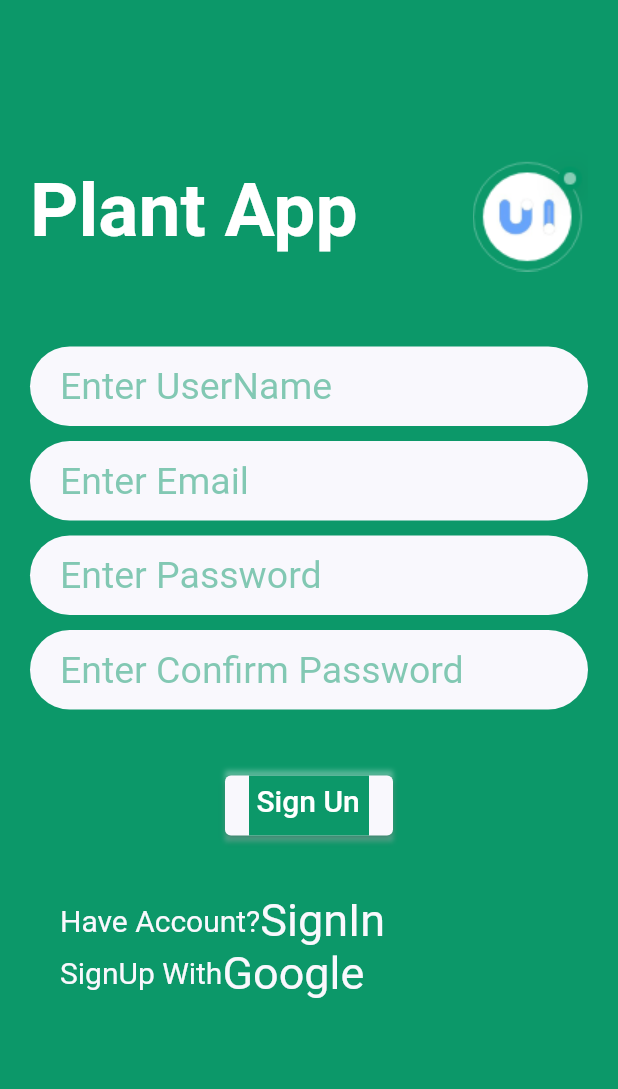
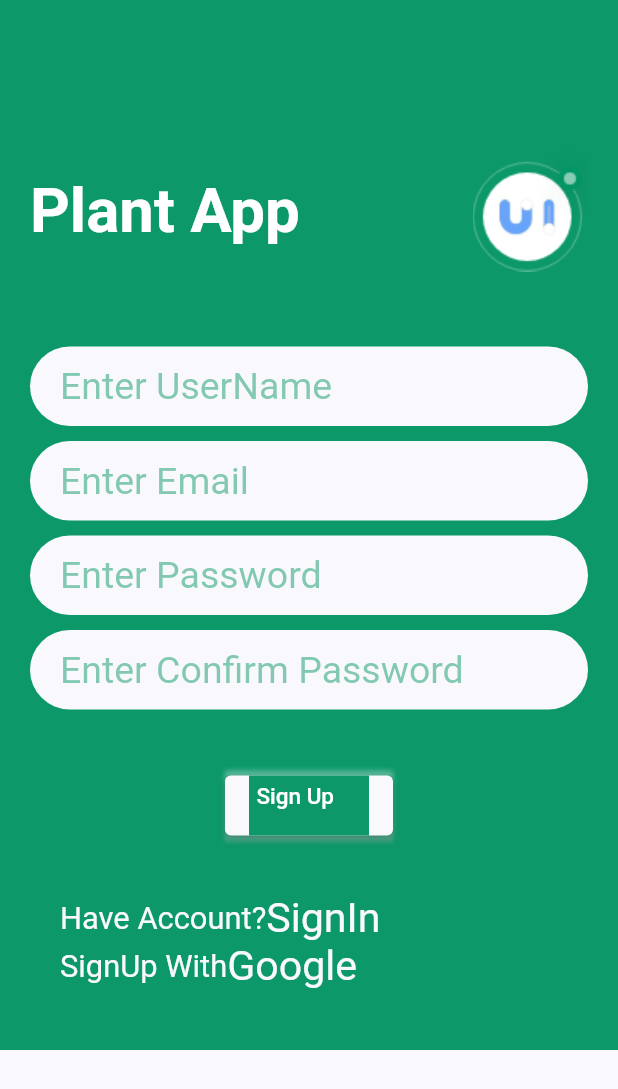
Before and after one commit to AbdulRaqeeb007/PlantApp, a Flutter app: the screen it shows after launch, after a tap on "SignUP", on a phone screen of 412 x 824 dp. Shown: the top 1089 px of the screen. Run offline on Flutter 3.47's test engine with Material 2 defaults, Android fonts, the phone set to English and light mode, and no system bars; our stand-ins replace cloud_firestore, firebase_auth, firebase_core, firebase_storage, flutter_easyloading, flutter_svg and 3 more; accounts and stored records are empty; network calls fail.

Commit message:
update first

```diff
--- a/lib/screen/home/component/body.dart
+++ b/lib/screen/home/component/body.dart
@@ -4,7 +4,9 @@ import 'dart:ui';
 
 import 'package:flutter/material.dart';
 import 'package:flutter_svg/flutter_svg.dart';
+import 'package:get/get.dart';
 import 'package:plant_app/constants.dart';
+import 'package:plant_app/screen/home/component/postscreen/more.dart';
 
 import 'featureplant.dart';
 import 'headerwithsearchbox.dart';
@@ -24,8 +26,8 @@ class Body extends StatelessWidget {
           HeaderWithSearchBar(size: size),
           TitleWithMoreBtn(
             title: 'Recommended',
+            text: 'More',
             press: () {},
-            text: 'More',
           ),
           RecommendedPlants(),
           TitleWithMoreBtn(title: "Featured", press: () {}, text: "More"),
--- a/lib/screen/signin/signscreen.dart
+++ b/lib/screen/signin/signscreen.dart
@@ -1,4 +1,6 @@
-// ignore_for_file: prefer_const_constructors, prefer_const_literals_to_create_immutables, unused_local_variable, override_on_non_overriding_member, unused_import
+// ignore_for_file: prefer_const_constructors, prefer_const_literals_to_create_immutables, unused_local_variable, override_on_non_overriding_member, unused_import, avoid_print
+
+import 'dart:async';
 
 import 'package:flutter/material.dart';
 import 'package:flutter_svg/flutter_svg.dart';
@@ -9,10 +11,17 @@ import 'package:firebase_auth/firebase_auth.dart';
 import 'package:plant_app/screen/signin/cloud.dart';
 import 'package:plant_app/screen/signin/signup.dart';
 
-class SignIn extends StatelessWidget {
+class SignIn extends StatefulWidget {
+  @override
+  State<SignIn> createState() => _SignInState();
+}
+
+class _SignInState extends State<SignIn> {
   @override
   FirebaseAuth auth = FirebaseAuth.instance;
+
   TextEditingController email_cont = TextEditingController();
+
   TextEditingController password_cont = TextEditingController();
 
   Widget build(BuildContext context) {
@@ -42,23 +51,25 @@ class SignIn extends StatelessWidget {
     signin() async {
       String email = email_cont.text;
       String password = password_cont.text;
+      print(email);
+      print(password);
 
       try {
         UserCredential userCredential = await FirebaseAuth.instance
             .signInWithEmailAndPassword(email: email, password: password);
-        Get.to(HomeScreen());
-        // User? user = FirebaseAuth.instance.currentUser;
-        // if (user != null && user.emailVerified) {
-        //   print("user${user}");
-        //   print("user.emailVerified${user.emailVerified}");
-        //   Get.to(HomeScreen());
-        // }
+        print("succesfull");
+        User? user = FirebaseAuth.instance.currentUser;
+        if (user != null && user.emailVerified) {
+          print("user${user}");
+          print("user.emailVerified${user.emailVerified}");
+          Get.to(HomeScreen());
+        }
 
-        // if (user != null && !user.emailVerified) {
-        //   await user.sendEmailVerification();
+        if (user != null && !user.emailVerified) {
+          await user.sendEmailVerification();
 
-        //   DialogBox("varify", "please verify email", Icons.verified);
-        // }
+          DialogBox("varify", "please verify email", Icons.verified);
+        }
       } on FirebaseAuthException catch (e) {
         if (e.code == 'user-not-found') {
           print('No user found for that email.');
@@ -99,7 +110,7 @@ class SignIn extends StatelessWidget {
                         child: Text(
                           "Plant App",
                           style: TextStyle(
-                              fontSize: 50,
+                              fontSize: MediaQuery.of(context).size.width / 10,
                               fontWeight: FontWeight.bold,
                               color: Colors.white),
                         ),
@@ -140,7 +151,9 @@ class SignIn extends StatelessWidget {
                         child: ElevatedButton(
                           style: OutlinedButton.styleFrom(
                               backgroundColor: kBackgroundColor),
-                          onPressed: signin,
+                          onPressed: () {
+                            Get.to(HomeScreen());
+                          },
                           child: Container(
                               padding: EdgeInsets.all(5),
                               height: 40,
@@ -161,7 +174,9 @@ class SignIn extends StatelessWidget {
                             Text(
                               "Dont Have Account?",
                               style: TextStyle(
-                                  fontSize: 20, color: kBackgroundColor),
+                                  fontSize:
+                                      MediaQuery.of(context).size.width / 20,
+                                  color: kBackgroundColor),
                             ),
                             GestureDetector(
                               onTap: () {
@@ -169,7 +184,10 @@ class SignIn extends StatelessWidget {
                               },
                               child: Text("SignUP",
                                   style: TextStyle(
-                                      fontSize: 30, color: kBackgroundColor)),
+                                      fontSize:
+                                          MediaQuery.of(context).size.width /
+                                              15,
+                                      color: kBackgroundColor)),
                             ),
                           ],
                         ),
--- a/lib/screen/signin/signup.dart
+++ b/lib/screen/signin/signup.dart
@@ -95,7 +95,6 @@ class SignUp extends StatelessWidget {
     return Scaffold(
         body: SingleChildScrollView(
       child: Container(
-        height: MediaQuery.of(context).size.height,
         width: MediaQuery.of(context).size.width,
         color: kPrimaryColor,
         child: Column(
@@ -113,7 +112,7 @@ class SignUp extends StatelessWidget {
                         child: Text(
                           "Plant App",
                           style: TextStyle(
-                              fontSize: 50,
+                              fontSize: MediaQuery.of(context).size.width / 10,
                               fontWeight: FontWeight.bold,
                               color: Colors.white),
                         ),
@@ -168,13 +167,13 @@ class SignUp extends StatelessWidget {
                               width: 80,
                               color: kPrimaryColor,
                               child: Text(
-                                "Sign Un",
-                                style: TextStyle(fontSize: 20),
+                                "Sign Up",
+                                style: TextStyle(fontSize: 15),
                               )),
                         ),
                       ),
                       Container(
-                        margin: EdgeInsets.only(top: 35),
+                        margin: EdgeInsets.only(top: 35, bottom: 40),
                         padding:
                             EdgeInsets.symmetric(horizontal: kDefaultPadding),
                         child: Column(
@@ -184,7 +183,10 @@ class SignUp extends StatelessWidget {
                                 Text(
                                   "Have Account?",
                                   style: TextStyle(
-                                      fontSize: 20, color: kBackgroundColor),
+                                      fontSize:
+                                          MediaQuery.of(context).size.width /
+                                              20,
+                                      color: kBackgroundColor),
                                 ),
                                 GestureDetector(
                                   onTap: () {
@@ -192,7 +194,10 @@ class SignUp extends StatelessWidget {
                                   },
                                   child: Text("SignIn",
                                       style: TextStyle(
-                                          fontSize: 30,
+                                          fontSize: MediaQuery.of(context)
+                                                  .size
+                                                  .width /
+                                              15,
                                           color: kBackgroundColor)),
                                 ),
                               ],
@@ -202,7 +207,10 @@ class SignUp extends StatelessWidget {
                                 Text(
                                   "SignUp With",
                                   style: TextStyle(
-                                      fontSize: 20, color: kBackgroundColor),
+                                      fontSize:
+                                          MediaQuery.of(context).size.width /
+                                              20,
+                                      color: kBackgroundColor),
                                 ),
                                 GestureDetector(
                                   onTap: () {
@@ -231,7 +239,10 @@ class SignUp extends StatelessWidget {
                                   },
                                   child: Text("Google",
                                       style: TextStyle(
-                                          fontSize: 30,
+                                          fontSize: MediaQuery.of(context)
+                                                  .size
+                                                  .width /
+                                              15,
                                           color: kBackgroundColor)),
                                 ),
                               ],
--- a/pubspec.yaml
+++ b/pubspec.yaml
@@ -46,6 +46,7 @@ dependencies:
   cloud_functions: ^3.2.5
   firebase_database: ^9.0.5
   image_picker: ^0.8.4+4
+  flutter_easyloading: ^3.0.3
 
 dev_dependencies:
   flutter_test:
```
Also changed, not shown: lib/screen/detail/components/detail_screen.dart (+15 -5 lines), lib/screen/detail/components/imageandiconcard.dart (+4 -4 lines), lib/screen/home/component/postscreen/more.dart (added, +104 -0 lines), lib/screen/home/component/recommendedplants.dart (+6 -5 lines), lib/screen/home/component/sellscreen.dart (+65 -71 lines), lib/screen/home/component/titlewithunderline.dart (+6 -5 lines), pubspec.lock.
